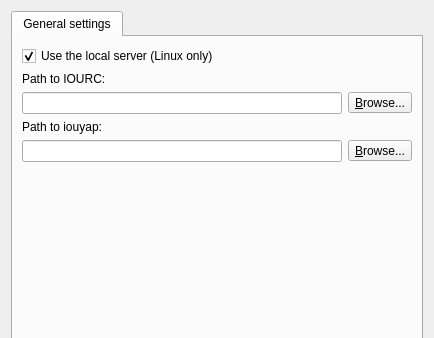
Above: gns3/modules/iou/ui/iou_preferences_page.ui from GNS3/gns3-gui before the change; both pictures show x 0 to 434 and y 0 to 338 of the 434 by 490 pixel window. Below: the same form after it.
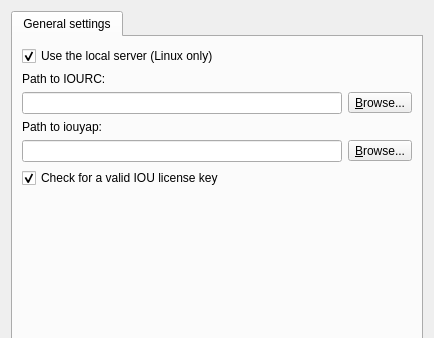
That is the form after the change.

Commit message: Optional IOU license key check.

What changed in the file:
```diff
--- a/gns3/modules/iou/ui/iou_preferences_page.ui
+++ b/gns3/modules/iou/ui/iou_preferences_page.ui
@@ -96,6 +96,16 @@
          </item>
         </layout>
        </item>
+       <item>
+        <widget class="QCheckBox" name="uiLicensecheckBox">
+         <property name="text">
+          <string>Check for a valid IOU license key</string>
+         </property>
+         <property name="checked">
+          <bool>true</bool>
+         </property>
+        </widget>
+       </item>
        <item>
         <spacer name="spacer">
          <property name="orientation">
```
The commit also changes 4 other files.
